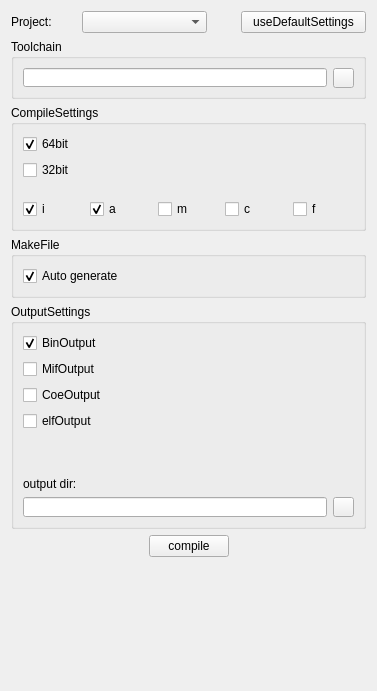
Qt form source/ui/ui_module_compile_widget.ui (Adancurusul/EveIDE_LIGHT) before a commit.
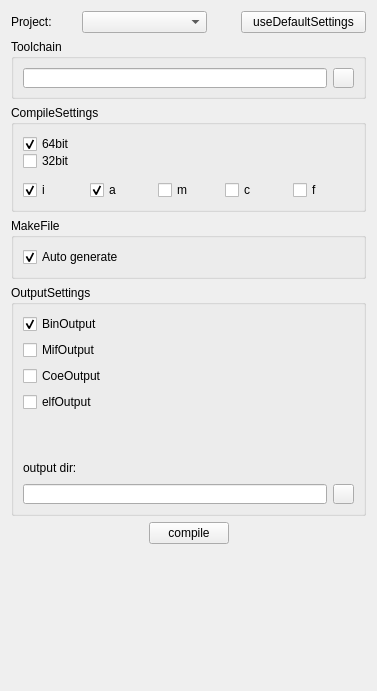
The same form after that commit. Icons and pictures are not drawn.

```diff
--- a/source/ui/ui_module_compile_widget.ui
+++ b/source/ui/ui_module_compile_widget.ui
@@ -50,6 +50,12 @@
      </item>
      <item>
       <widget class="QPushButton" name="useDefault_pushButton">
+       <property name="sizePolicy">
+        <sizepolicy hsizetype="Minimum" vsizetype="Fixed">
+         <horstretch>0</horstretch>
+         <verstretch>20</verstretch>
+        </sizepolicy>
+       </property>
        <property name="text">
         <string>useDefaultSettings</string>
        </property>
@@ -73,7 +79,14 @@
      </property>
      <layout class="QHBoxLayout" name="horizontalLayout_2">
       <item>
-       <widget class="QLineEdit" name="toolchain_lineEdit"/>
+       <widget class="QLineEdit" name="toolchain_lineEdit">
+        <property name="minimumSize">
+         <size>
+          <width>0</width>
+          <height>20</height>
+         </size>
+        </property>
+       </widget>
       </item>
       <item>
        <widget class="QPushButton" name="moreToolchain_pushButton">
@@ -108,6 +121,12 @@
     <layout class="QVBoxLayout" name="verticalLayout_4">
      <item>
       <widget class="QGroupBox" name="groupBox_3">
+       <property name="minimumSize">
+        <size>
+         <width>0</width>
+         <height>20</height>
+        </size>
+       </property>
        <property name="title">
         <string>CompileSettings</string>
        </property>
@@ -116,6 +135,12 @@
          <layout class="QVBoxLayout" name="verticalLayout_2">
           <item>
            <widget class="QCheckBox" name="bit64_checkBox">
+            <property name="minimumSize">
+             <size>
+              <width>0</width>
+              <height>20</height>
+             </size>
+            </property>
             <property name="text">
              <string>64bit</string>
             </property>
@@ -126,6 +151,12 @@
           </item>
           <item>
            <widget class="QCheckBox" name="bit32_checkBox">
+            <property name="minimumSize">
+             <size>
+              <width>0</width>
+              <height>20</height>
+             </size>
+            </property>
             <property name="text">
              <string>32bit</string>
             </property>
@@ -253,6 +284,12 @@
        <layout class="QVBoxLayout" name="verticalLayout_5">
         <item>
          <widget class="QCheckBox" name="binaryOutput_checkBox">
+          <property name="minimumSize">
+           <size>
+            <width>0</width>
+            <height>20</height>
+           </size>
+          </property>
           <property name="text">
            <string>BinOutput</string>
           </property>
@@ -263,6 +300,12 @@
         </item>
         <item>
          <widget class="QCheckBox" name="mifOutput_checkBox">
+          <property name="minimumSize">
+           <size>
+            <width>0</width>
+            <height>20</height>
+           </size>
+          </property>
           <property name="text">
            <string>MifOutput</string>
           </property>
@@ -270,6 +313,12 @@
         </item>
         <item>
          <widget class="QCheckBox" name="coeOutput_checkBox">
+          <property name="minimumSize">
+           <size>
+            <width>0</width>
+            <height>20</height>
+           </size>
+          </property>
           <property name="text">
            <string>CoeOutput</string>
           </property>
@@ -277,6 +326,12 @@
         </item>
         <item>
          <widget class="QCheckBox" name="normalOutput_checkBox">
+          <property name="minimumSize">
+           <size>
+            <width>0</width>
+            <height>20</height>
+           </size>
+          </property>
           <property name="text">
            <string>elfOutput</string>
           </property>
@@ -302,6 +357,12 @@
          <layout class="QVBoxLayout" name="verticalLayout">
           <item>
            <widget class="QLabel" name="label_2">
+            <property name="minimumSize">
+             <size>
+              <width>0</width>
+              <height>20</height>
+             </size>
+            </property>
             <property name="text">
              <string>output dir:</string>
             </property>
```
